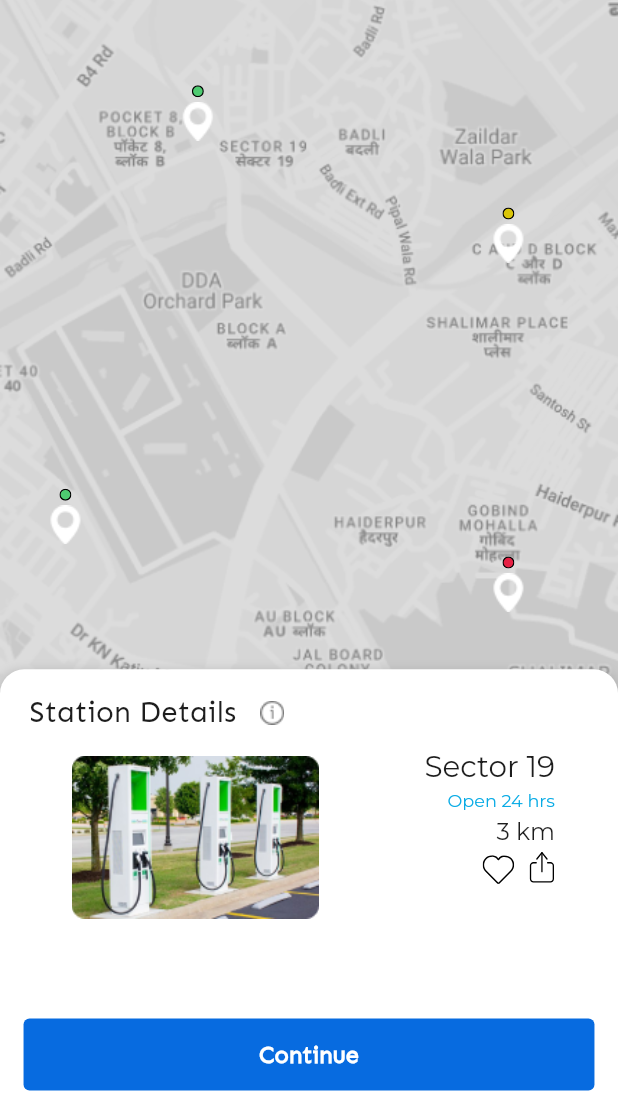
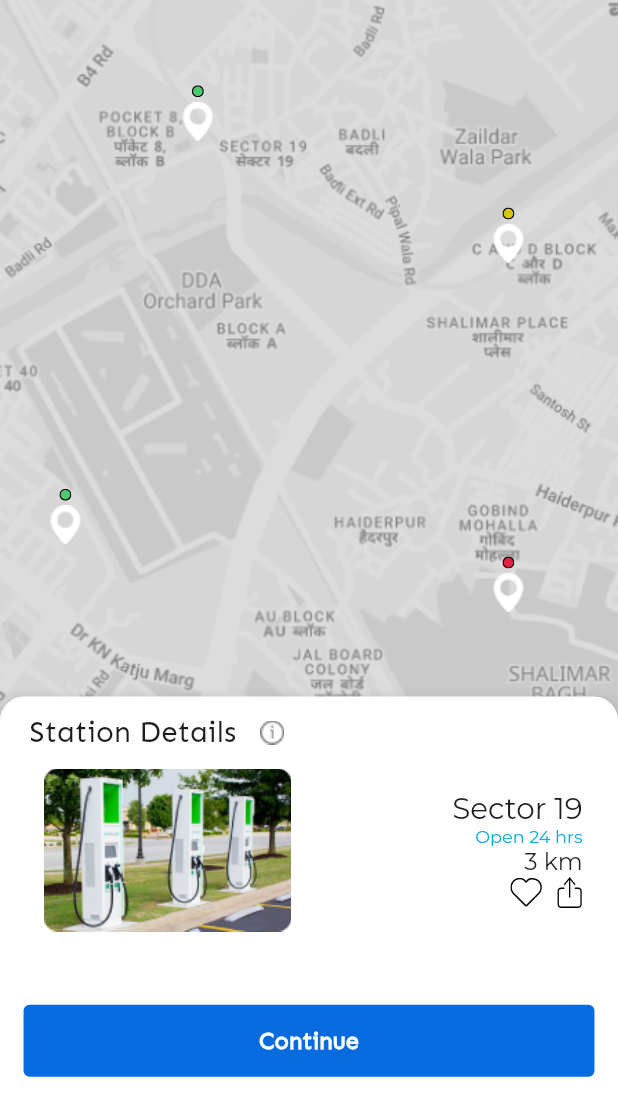
Before and after one commit to AbishekGhalley/App_Development_Project, a Flutter app: the ReserveVehicle screen opened directly, after a tap on "Continue", on a phone screen of 412 x 824 dp, the part 132-1236 px from its top. Run offline on Flutter 3.47's test engine with Material 2 defaults, Android fonts, the phone set to English and light mode, and no system bars; our stand-ins replace dotted_border, firebase_auth, firebase_core, flutter_otp_text_field, flutter_screenutil, flutter_svg and 4 more; missing offline and left inert: mobile_scanner; accounts and stored records are empty.

Commit message:
Reserve Vehicle Responsive

```diff
--- a/lib/features/reservevehicle/View/vehicleListView.dart
+++ b/lib/features/reservevehicle/View/vehicleListView.dart
@@ -14,7 +14,6 @@ class VehicleListView extends StatelessWidget {
 
   @override
   Widget build(BuildContext context) {
-
     return Scaffold(
       appBar: TopAppbar(toptitle: "Choose Vehicle"),
       body: Stack(
@@ -22,10 +21,14 @@ class VehicleListView extends StatelessWidget {
           Column(
             mainAxisAlignment: MainAxisAlignment.spaceBetween,
             children: [
-              Expanded(child:ListView(children: [
+              Expanded(
+                child: ListView(children: [
                   Padding(
-                  padding:  EdgeInsets.only(
-                      top: ScreenUtil().setHeight(10), bottom: 0, left: ScreenUtil().setWidth(30), right: ScreenUtil().setWidth(30)),
+                    padding: EdgeInsets.only(
+                        top: ScreenUtil().setHeight(10),
+                        bottom: 0,
+                        left: ScreenUtil().setWidth(30),
+                        right: ScreenUtil().setWidth(30)),
                     child: Text(
                       'Reserve any vehicle for an hour at minimal charges to ensure availability.',
                       style: GoogleFonts.sen(
@@ -109,7 +112,8 @@ class VehicleListView extends StatelessWidget {
                       brand: 'MYeKIGAI',
                       stars: '4.6',
                       hours: '₹20/hr'),
-              ]),),
+                ]),
+              ),
               Container(
                 padding: const EdgeInsets.only(bottom: 10, top: 10),
                 decoration: const BoxDecoration(
@@ -127,8 +131,9 @@ class VehicleListView extends StatelessWidget {
                 child: CustomButton(
                     text: 'Continue',
                     onPressed: () {
-                      Get.to(()=>VehicleDetails(),transition: Transition.rightToLeft,
-                          duration: Duration(milliseconds: 500),
+                      Get.to(() => VehicleDetails(),
+                          transition: Transition.rightToLeft,
+                          duration: Duration(milliseconds: 300),
                           curve: Curves.linear);
                     }),
               )
--- a/lib/features/reservevehicle/widgets/bottomContainer.dart
+++ b/lib/features/reservevehicle/widgets/bottomContainer.dart
@@ -91,7 +91,7 @@ class BottomWidget2 extends StatelessWidget {
           left: 0,
           right: 0,
           child: Container(
-              height: ScreenUtil().setHeight(320),
+              height: ScreenUtil().setHeight(300),
               decoration: BoxDecoration(
                 color: Colors.white,
                 borderRadius: const BorderRadius.only(
@@ -109,9 +109,6 @@ class BottomWidget2 extends StatelessWidget {
               ),
               child: Column(
                 children: [
-                  const SizedBox(
-                    height: 5,
-                  ),
                   Row(
                     children: [
                       SizedBox(
@@ -128,23 +125,21 @@ class BottomWidget2 extends StatelessWidget {
                           icon: Image.asset(ReserveVehicleAssets.iicon))
                     ],
                   ),
-                  Row(
+                  Padding(
+                    padding: EdgeInsets.symmetric(
+                        horizontal: ScreenUtil().setWidth(24)),
+                    child: Row(
                       mainAxisAlignment: MainAxisAlignment.spaceBetween,
                       children: [
-                      SizedBox(
-                        width: ScreenUtil().setWidth(20),
-                      ),
                         Image(
                             width: ScreenUtil().setWidth(180),
                             height: ScreenUtil().setHeight(120),
                             fit: BoxFit.contain,
-                          image: AssetImage(ReserveVehicleAssets.stationImage)),
-                      SizedBox(
-                        width: ScreenUtil().setWidth(20),
-                      ),
+                            image:
+                                AssetImage(ReserveVehicleAssets.stationImage)),
                         Column(
                           //right column with texts starting sector 19
-                        mainAxisAlignment: MainAxisAlignment.center,
+                          mainAxisAlignment: MainAxisAlignment.start,
                           crossAxisAlignment: CrossAxisAlignment.end,
                           children: [
                             Text('Sector 19',
@@ -154,9 +149,6 @@ class BottomWidget2 extends StatelessWidget {
                                   fontWeight: FontWeight.w500,
                                   fontSize: ScreenUtil().setSp(20),
                                 )),
-                          const SizedBox(
-                            height: 4,
-                          ),
                             Text(
                               'Open 24 hrs',
                               textAlign: TextAlign.right,
@@ -166,9 +158,6 @@ class BottomWidget2 extends StatelessWidget {
                                 fontSize: ScreenUtil().setSp(12),
                               ),
                             ),
-                          const SizedBox(
-                            height: 4,
-                          ),
                             Text('3 km',
                                 textAlign: TextAlign.right,
                                 style: GoogleFonts.montserrat(
@@ -176,16 +165,10 @@ class BottomWidget2 extends StatelessWidget {
                                   fontWeight: FontWeight.w500,
                                   fontSize: ScreenUtil().setSp(16),
                                 )),
-                          const SizedBox(
-                            height: 2,
-                          ),
                             Row(
                               children: [
                                 Column(
                                   children: [
-                                  const SizedBox(
-                                    height: 4,
-                                  ),
                                     SvgPicture.asset(
                                       ReserveVehicleAssets
                                           .imheart, // Replace with your SVG asset path
@@ -201,21 +184,16 @@ class BottomWidget2 extends StatelessWidget {
                                 SvgPicture.asset(
                                   ReserveVehicleAssets
                                       .imshareInReserveVehicle, // Replace with your SVG asset path
-                                height: ScreenUtil()
-                                    .setHeight(24), // Set the height of the SVG
+                                  height: ScreenUtil().setHeight(
+                                      24), // Set the height of the SVG
                                   // Set the width of the SVG
                                 ),
                               ],
                             ),
-                          SizedBox(
-                            height: ScreenUtil().setHeight(30),
+                          ],
                         ),
                       ],
                     ),
-                      SizedBox(
-                        width: ScreenUtil().setWidth(20),
-                      ),
-                    ],
                   ),
                   Spacer(),
                   CustomButton(
@@ -224,12 +202,12 @@ class BottomWidget2 extends StatelessWidget {
                       Get.delete<ControllerDrawer>();
                       Get.to(() => VehicleListView(),
                           transition: Transition.rightToLeft,
-                          duration: Duration(milliseconds: 500),
+                          duration: Duration(milliseconds: 300),
                           curve: Curves.linear);
                     },
                   ),
                   SizedBox(
-                    height: ScreenUtil().setHeight(10),
+                    height: ScreenUtil().setHeight(20),
                   ),
                 ],
               )),
```
Lines whose indentation alone changed are shown as unchanged.
